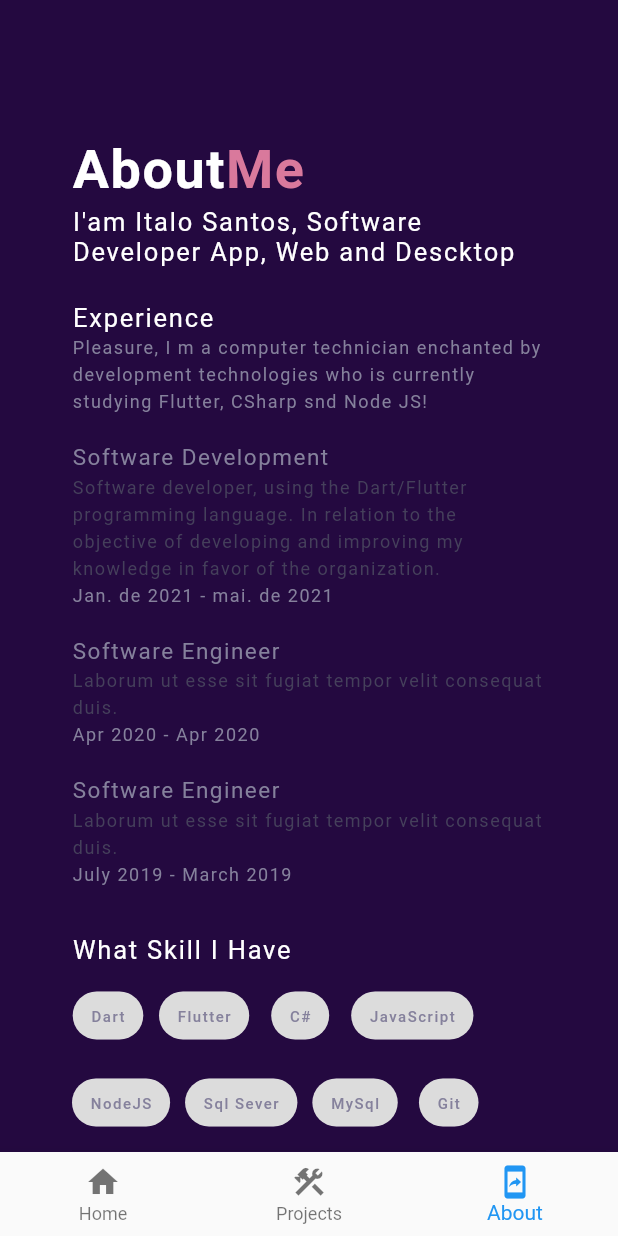
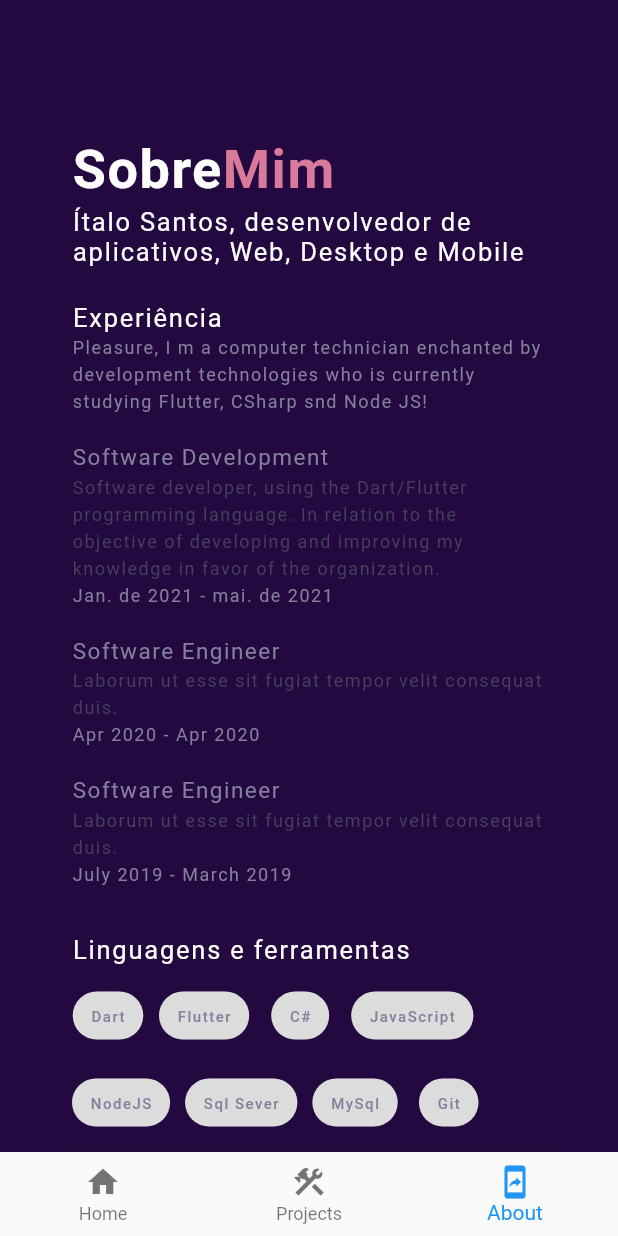
Before and after one commit to italo-santos-dev/profile-demo-flutter, a Flutter app: the screen it shows after launch, item 3 of the bottom bar chosen, on a phone screen of 412 x 824 dp. Run offline on Flutter 3.47's test engine with Material 2 defaults, Android fonts, the phone set to English and light mode, and no system bars; our stand-ins replace flutter_local_notifications, share; missing offline and left inert: animated_card; Roboto replaces fonts that are missing (NexaBold, NexaLight, ProductSans).

Commit message:
profile-dev-italo-santos-refactorie

```diff
--- a/lib/core/app_string.dart
+++ b/lib/core/app_string.dart
@@ -1,16 +1,13 @@
 class Strings {
-  static const String about_me = 'About Me';
-  static const String about = 'About';
-  static const String me = 'Me';
-  static const String portfoli = 'Portfolio';
+  static const String about = 'Sobre';
+  static const String me = 'Mim';
   static const String portfolio = "Portfolio Italo Santos";
-  static const String o = 'o';
   static const String headline =
-      'I\'am Italo Santos, Software Developer App, Web and Descktop';
+      'Ítalo Santos, desenvolvedor de aplicativos, Web, Desktop e Mobile';
+  static const String experience = 'Experiência';
   static const String summary =
-      'Focused professional having excellent technical and communication skills, and offering 3 years of experience in Computer industry. Proficient at designing and formulating test automation frameworks, writing code in various languages, feature development and implementation. Specialize in thinking outside the box to find unique solutions to difficult engineering problems.';
-  static const String experience = 'Experience';
-  static const String skills_i_have = 'What Skill I Have';
+      'Técnico em informática encantado por tecnologias de desenvolvimento que atualmente estuda Flutter, CSharp e Node JS!';
+  static const String skills_i_have = 'Linguagens e ferramentas';
   static const String rights_reserved =
-      '© 2021 ITALO SANTOS. ALL RIGHTS RESERVED.';
+      '© 2021 ITALO SANTOS, TODOS OS DIREITOS RESERVADOS.';
 }
```
